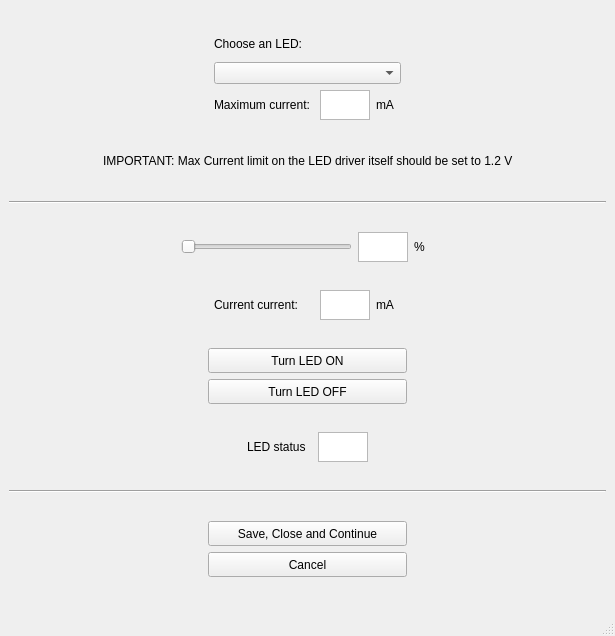
Above: UIs/MainWindow.ui from CrespiLab/MODmode before the change. Below: the same form after it.
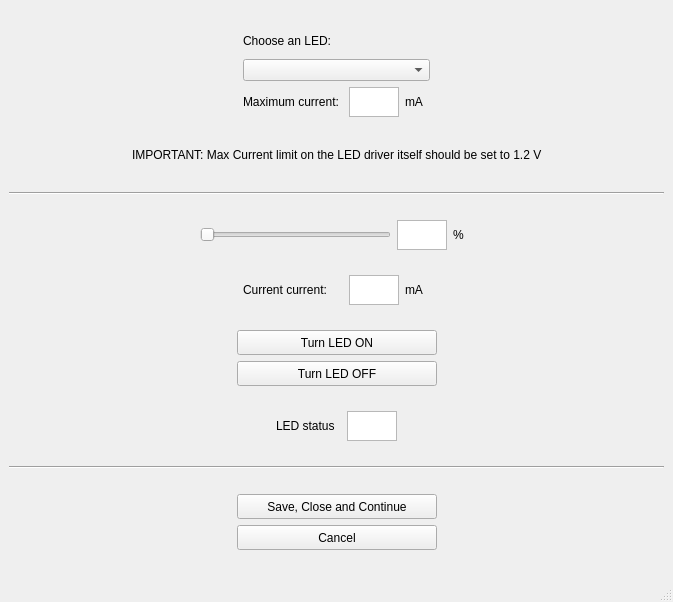
That is the form after the change.

```diff
--- a/UIs/MainWindow.ui
+++ b/UIs/MainWindow.ui
@@ -6,8 +6,8 @@
    <rect>
     <x>0</x>
     <y>0</y>
-    <width>615</width>
-    <height>636</height>
+    <width>673</width>
+    <height>602</height>
    </rect>
   </property>
   <property name="windowTitle">
@@ -93,7 +93,7 @@
             </property>
             <property name="maximumSize">
              <size>
-              <width>100</width>
+              <width>125</width>
               <height>25</height>
              </size>
             </property>
```
Left out of the diff: 2 changed lines with no effect on the pictures.
